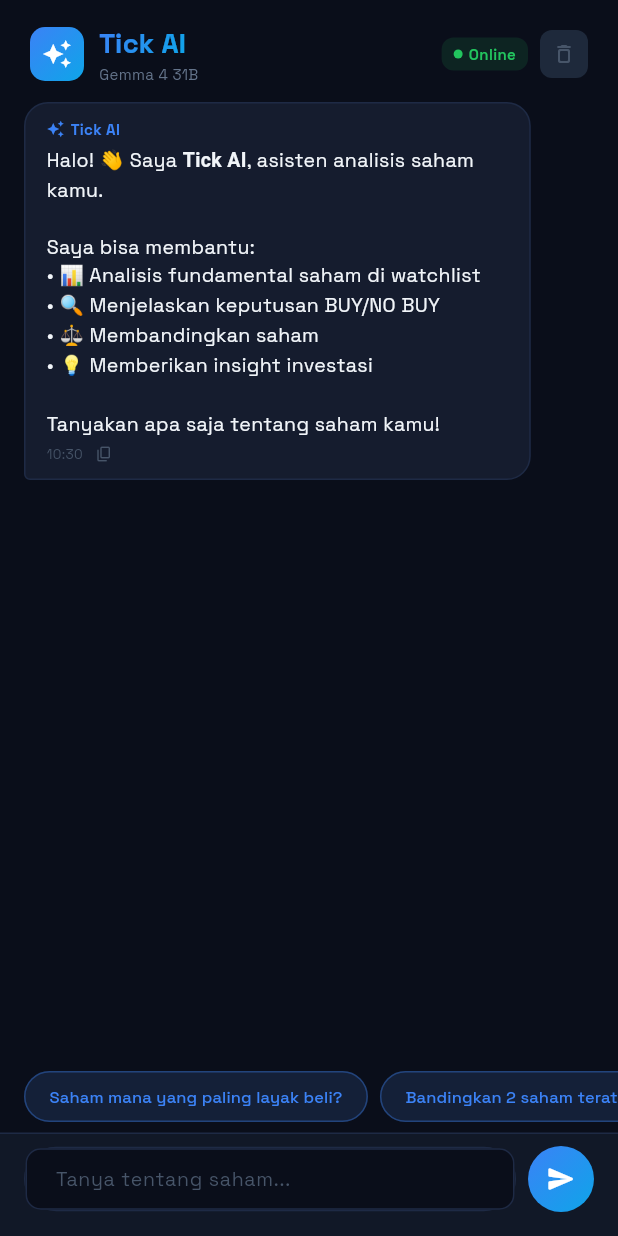
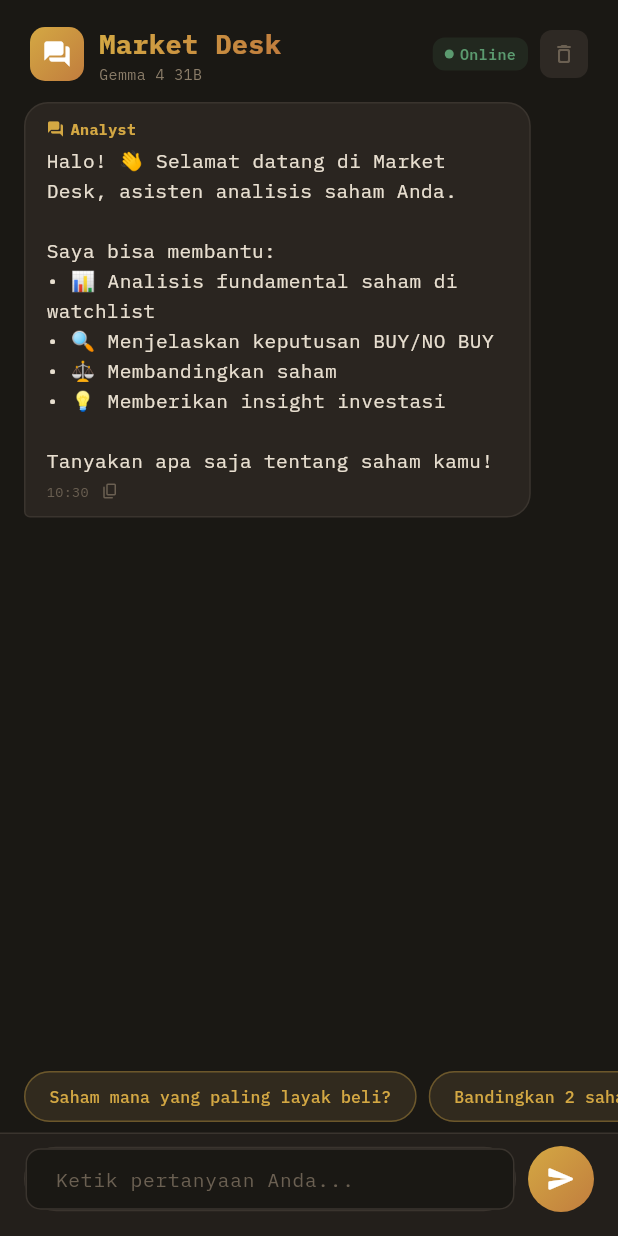
Before and after one commit to asda1-max/finappmobile, a Flutter app: the AiChatScreen screen opened directly, on a phone screen of 412 x 824 dp. Run offline on Flutter 3.47's test engine with Material 3 defaults, Android fonts, the phone set to English and light mode, and no system bars; our stand-ins replace dio, flutter_local_notifications, flutter_map, flutter_riverpod, flutter_secure_storage, geolocator and 5 more; accounts and stored records are empty; network calls fail.

Commit message:
updated ui, error handling ai

```diff
--- a/lib/core/theme/app_colors.dart
+++ b/lib/core/theme/app_colors.dart
@@ -5,72 +5,72 @@ class AppColors {
   AppColors._();
 
   // ── Base background & surface ──
-  static const Color background = Color(0xFF0A0E1A);
-  static const Color surface = Color(0xFF111827);
-  static const Color surfaceLight = Color(0xFF1E293B);
-  static const Color card = Color(0xFF151C2E);
-  static const Color cardBorder = Color(0xFF1E2A45);
+  static const Color background = Color(0xFF1A1814);
+  static const Color surface = Color(0xFF231F1B);
+  static const Color surfaceLight = Color(0xFF2E2924);
+  static const Color card = Color(0xFF2A2520);
+  static const Color cardBorder = Color(0xFF3A342E);
 
   // ── Primary accent ──
-  static const Color primary = Color(0xFF3B82F6);
-  static const Color primaryLight = Color(0xFF60A5FA);
-  static const Color primaryDark = Color(0xFF1D4ED8);
+  static const Color primary = Color(0xFFD4A843);
+  static const Color primaryLight = Color(0xFFE5C173);
+  static const Color primaryDark = Color(0xFFA67C22);
 
   // ── Secondary accent ──
-  static const Color accent = Color(0xFF0EA5E9);
-  static const Color accentLight = Color(0xFF38BDF8);
+  static const Color accent = Color(0xFFC17D3E);
+  static const Color accentLight = Color(0xFFD99B62);
 
   // ── Decision colors ──
-  static const Color buyGreen = Color(0xFF22C55E);
-  static const Color buyGreenLight = Color(0xFF4ADE80);
-  static const Color buyGreenBg = Color(0xFF052E16);
+  static const Color buyGreen = Color(0xFF5B9A6F);
+  static const Color buyGreenLight = Color(0xFF7CB88F);
+  static const Color buyGreenBg = Color(0xFF1E3125);
 
-  static const Color sellRed = Color(0xFFEF4444);
-  static const Color sellRedLight = Color(0xFFF87171);
-  static const Color sellRedBg = Color(0xFF450A0A);
+  static const Color sellRed = Color(0xFFC45B4A);
+  static const Color sellRedLight = Color(0xFFDF7A6B);
+  static const Color sellRedBg = Color(0xFF3D1C17);
 
-  static const Color holdAmber = Color(0xFFF59E0B);
-  static const Color holdAmberLight = Color(0xFFFBBF24);
-  static const Color holdAmberBg = Color(0xFF451A03);
+  static const Color holdAmber = Color(0xFFB8863B);
+  static const Color holdAmberLight = Color(0xFFD4A45A);
+  static const Color holdAmberBg = Color(0xFF382912);
 
-  static const Color riskOrange = Color(0xFFF97316);
+  static const Color riskOrange = Color(0xFFC45B4A);
 
   // ── Quality labels ──
-  static const Color qualityPremium = Color(0xFFEAB308);
-  static const Color qualitySolid = Color(0xFF3B82F6);
-  static const Color qualityStandard = Color(0xFF94A3B8);
-  static const Color qualityWeak = Color(0xFFEF4444);
+  static const Color qualityPremium = Color(0xFFD4A843);
+  static const Color qualitySolid = Color(0xFFB8863B);
+  static const Color qualityStandard = Color(0xFFA89880);
+  static const Color qualityWeak = Color(0xFFC45B4A);
 
   // ── Text ──
-  static const Color textPrimary = Color(0xFFF1F5F9);
-  static const Color textSecondary = Color(0xFF94A3B8);
-  static const Color textTertiary = Color(0xFF64748B);
-  static const Color textMuted = Color(0xFF475569);
+  static const Color textPrimary = Color(0xFFE8DFD0);
+  static const Color textSecondary = Color(0xFFA89880);
+  static const Color textTertiary = Color(0xFF8C7E6A);
+  static const Color textMuted = Color(0xFF6B6052);
 
   // ── Gradient presets ──
   static const LinearGradient primaryGradient = LinearGradient(
-    colors: [Color(0xFF3B82F6), Color(0xFF0EA5E9)],
+    colors: [Color(0xFFD4A843), Color(0xFFC17D3E)],
     begin: Alignment.topLeft,
     end: Alignment.bottomRight,
   );
 
   static const LinearGradient buyGradient = LinearGradient(
-    colors: [Color(0xFF22C55E), Color(0xFF10B981)],
+    colors: [Color(0xFF5B9A6F), Color(0xFF4A825C)],
   );
 
   static const LinearGradient sellGradient = LinearGradient(
-    colors: [Color(0xFFEF4444), Color(0xFFDC2626)],
+    colors: [Color(0xFFC45B4A), Color(0xFFA8483A)],
   );
 
   static const LinearGradient cardGradient = LinearGradient(
-    colors: [Color(0xFF151C2E), Color(0xFF0F1624)],
+    colors: [Color(0xFF2A2520), Color(0xFF231F1B)],
     begin: Alignment.topLeft,
     end: Alignment.bottomRight,
   );
 
-  // ── Glassmorphism ──
-  static Color glassWhite = Colors.white.withValues(alpha: 0.05);
-  static Color glassBorder = Colors.white.withValues(alpha: 0.08);
+  // ── Glassmorphism (Retro version) ──
+  static Color glassWhite = const Color(0xFFE8DFD0).withValues(alpha: 0.05);
+  static Color glassBorder = const Color(0xFFE8DFD0).withValues(alpha: 0.08);
 
   /// Get color for a decision string
   static Color decisionColor(String decision) {
--- a/lib/core/theme/app_theme.dart
+++ b/lib/core/theme/app_theme.dart
@@ -19,7 +19,7 @@ class AppTheme {
 
     return base.copyWith(
       scaffoldBackgroundColor: AppColors.background,
-      textTheme: GoogleFonts.spaceGroteskTextTheme(base.textTheme),
+      textTheme: GoogleFonts.ibmPlexMonoTextTheme(base.textTheme),
       appBarTheme: const AppBarTheme(
         backgroundColor: AppColors.background,
         foregroundColor: AppColors.textPrimary,
--- a/lib/main.dart
+++ b/lib/main.dart
@@ -309,12 +309,12 @@ class _AppShellState extends ConsumerState<AppShell> {
               label: 'Dashboard',
             ),
             NavigationDestination(
-              icon: Icon(Icons.auto_awesome, color: AppColors.textMuted),
+              icon: Icon(Icons.chat_bubble_outline_rounded, color: AppColors.textMuted),
               selectedIcon: Icon(
-                Icons.auto_awesome,
+                Icons.chat_bubble_outline_rounded,
                 color: AppColors.primary,
               ),
-              label: 'Tick AI',
+              label: 'Market Desk',
             ),
             NavigationDestination(
               icon: Icon(Icons.leaderboard_rounded, color: AppColors.textMuted),
@@ -599,7 +599,7 @@ class _DashboardScreenState extends ConsumerState<DashboardScreen> {
                             ),
                             const SizedBox(height: 2),
                             Text(
-                              'Decision Making Support System',
+                              'Stock Decision Support',
                               style: TextStyle(
                                 fontSize: 12,
                                 color: AppColors.textTertiary,
--- a/lib/screens/ai_chat_screen.dart
+++ b/lib/screens/ai_chat_screen.dart
@@ -54,7 +54,7 @@ class _AiChatScreenState extends State<AiChatScreen>
   void _addWelcomeMessage() {
     _messages.add(_ChatMessage(
       text:
-          'Halo! 👋 Saya **Tick AI**, asisten analisis saham kamu.\n\n'
+          'Halo! 👋 Selamat datang di Market Desk, asisten analisis saham Anda.\n\n'
           'Saya bisa membantu:\n'
           '• 📊 Analisis fundamental saham di watchlist\n'
           '• 🔍 Menjelaskan keputusan BUY/NO BUY\n'
@@ -231,7 +231,7 @@ class _AiChatScreenState extends State<AiChatScreen>
               borderRadius: BorderRadius.circular(10),
             ),
             child: const Icon(
-              Icons.auto_awesome,
+              Icons.forum_rounded,
               color: Colors.white,
               size: 20,
             ),
@@ -245,7 +245,7 @@ class _AiChatScreenState extends State<AiChatScreen>
                   shaderCallback: (bounds) =>
                       AppColors.primaryGradient.createShader(bounds),
                   child: const Text(
-                    'Tick AI',
+                    'Market Desk',
                     style: TextStyle(
                       fontSize: 18,
                       fontWeight: FontWeight.w700,
@@ -418,7 +418,7 @@ class _AiChatScreenState extends State<AiChatScreen>
                     Icon(
                       message.isError
                           ? Icons.error_outline_rounded
-                          : Icons.auto_awesome,
+                          : Icons.forum_rounded,
                       size: 12,
                       color: message.isError
                           ? AppColors.sellRed
@@ -426,7 +426,7 @@ class _AiChatScreenState extends State<AiChatScreen>
                     ),
                     const SizedBox(width: 4),
                     Text(
-                      message.isError ? 'Error' : 'Tick AI',
+                      message.isError ? 'Error' : 'Analyst',
                       style: TextStyle(
                         fontSize: 10,
                         fontWeight: FontWeight.w700,
@@ -501,7 +501,7 @@ class _AiChatScreenState extends State<AiChatScreen>
         child: Row(
           mainAxisSize: MainAxisSize.min,
           children: [
-            Icon(Icons.auto_awesome, size: 12, color: AppColors.primary),
+            Icon(Icons.forum_rounded, size: 12, color: AppColors.primary),
             const SizedBox(width: 8),
             SizedBox(
               width: 14,
@@ -513,7 +513,7 @@ class _AiChatScreenState extends State<AiChatScreen>
             ),
             const SizedBox(width: 8),
             Text(
-              'Analyzing...',
+              'Memproses...',
               style: TextStyle(
                 fontSize: 12,
                 color: AppColors.textTertiary,
@@ -595,7 +595,7 @@ class _AiChatScreenState extends State<AiChatScreen>
                     horizontal: 16,
                     vertical: 10,
                   ),
-                  hintText: 'Tanya tentang saham...',
+                  hintText: 'Ketik pertanyaan Anda...',
                   hintStyle: TextStyle(
                     color: AppColors.textMuted,
                     fontSize: 13,
--- a/lib/screens/login_screen.dart
+++ b/lib/screens/login_screen.dart
@@ -211,7 +211,7 @@ class _LoginScreenState extends State<LoginScreen> {
                   shaderCallback: (bounds) =>
                       AppColors.primaryGradient.createShader(bounds),
                   child: const Text(
-                    '📈 Tick Watchers',
+                    'TICK WATCHERS',
                     style: TextStyle(
                       fontSize: 28,
                       fontWeight: FontWeight.w800,
@@ -222,7 +222,7 @@ class _LoginScreenState extends State<LoginScreen> {
                 ),
                 const SizedBox(height: 6),
                 Text(
-                  'Decision Making Support System',
+                  'Stock Decision Support',
                   style: TextStyle(fontSize: 12, color: AppColors.textTertiary),
                 ),
                 const SizedBox(height: 32),
--- a/pubspec.yaml
+++ b/pubspec.yaml
@@ -41,7 +41,7 @@ dependencies:
   intl: ^0.20.2
 
   # Auth & security
-  flutter_secure_storage: ^9.2.4
+  flutter_secure_storage: ^10.0.0
   local_auth: ^2.3.0
 
   # Local database
```
Also changed, not shown: lib/screens/stock_detail_screen.dart (+6 -6 lines), lib/widgets/glassmorphic_card.dart (+5 -4 lines), pubspec.lock, 3 other files.
